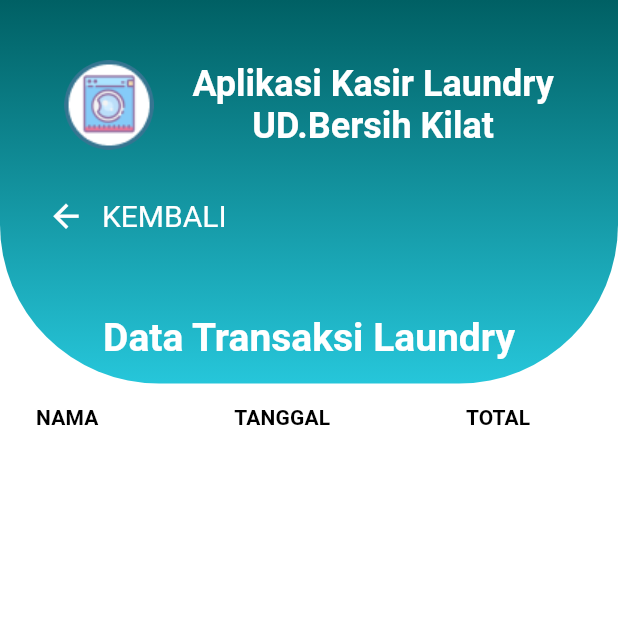
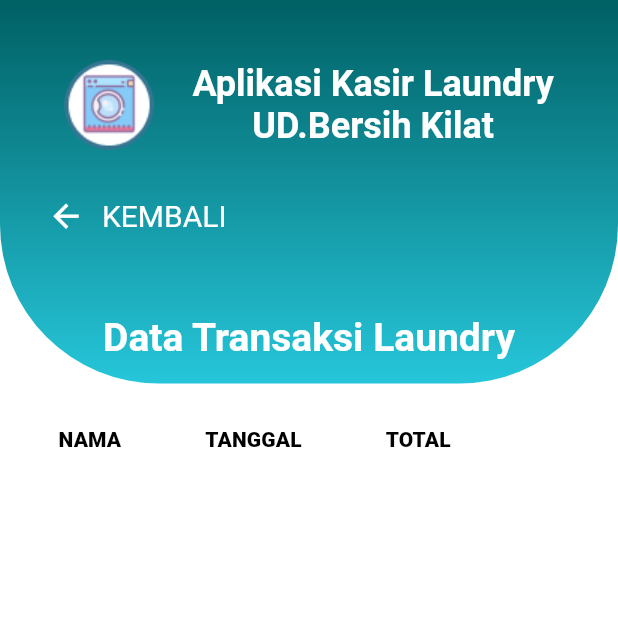
Before and after one commit to choirulanwarr/Laundry-App-Kasir, a Flutter app: the Transaksi screen opened by its route, on a phone screen of 412 x 824 dp, the top half of it. Run offline on Flutter 3.47's test engine with Material 2 defaults, Android fonts, the phone set to English and light mode, and no system bars; network calls fail.

Commit message:
new progress v3

```diff
--- a/lib/tentang.dart
+++ b/lib/tentang.dart
@@ -108,7 +108,7 @@ class Tentang extends StatelessWidget {
                   child: Column(
                     crossAxisAlignment: CrossAxisAlignment.start,
                     children: <Widget>[
-                      Text("1. 5170411156, Milatul Ma'rifah",
+                      Text("1. 5170411158, Milatul Ma'rifah",
                           style: TextStyle(
                               fontSize: 18, fontWeight: FontWeight.w700)),
                       SizedBox(height: 10),
--- a/lib/transaksi.dart
+++ b/lib/transaksi.dart
@@ -80,19 +80,19 @@ class _TransaksiState extends State<Transaksi> {
             DataColumn(
               label: Text(
                 'NAMA',
-                style: TextStyle(fontSize: 14, fontWeight: FontWeight.bold),
+                style: TextStyle(fontSize: 14, fontWeight: FontWeight.w900),
               ),
             ),
             DataColumn(
               label: Text(
                 'TANGGAL',
-                style: TextStyle(fontSize: 14, fontWeight: FontWeight.bold),
+                style: TextStyle(fontSize: 14, fontWeight: FontWeight.w900),
               ),
             ),
             DataColumn(
               label: Text(
                 'TOTAL',
-                style: TextStyle(fontSize: 14, fontWeight: FontWeight.bold),
+                style: TextStyle(fontSize: 14, fontWeight: FontWeight.w900),
               ),
             ),
           ],
@@ -101,17 +101,18 @@ class _TransaksiState extends State<Transaksi> {
               .map(
                 (employee) => DataRow(cells: [
                   DataCell(
-                    Text(employee.nama),
-                  ),
-                  DataCell(
                     Text(
-                      employee.tgl.toUpperCase(),
+                      employee.nama.toUpperCase(),
+                      style: TextStyle(fontSize: 14),
                     ),
                   ),
                   DataCell(
-                    Text(
-                      employee.tot.toUpperCase(),
-                    ),
+                    Text(employee.tgl.toUpperCase(),
+                        style: TextStyle(fontSize: 14)),
+                  ),
+                  DataCell(
+                    Text(employee.tot.toUpperCase(),
+                        style: TextStyle(fontSize: 14)),
                   ),
                 ]),
               )
@@ -205,10 +206,6 @@ class _TransaksiState extends State<Transaksi> {
                   ),
                 ],
               )),
-          Positioned(
-              top: 250,
-              width: MediaQuery.of(context).size.width,
-              child: _dataBody()),
           Container(
             margin: EdgeInsets.only(top: 210),
             width: MediaQuery.of(context).size.width,
@@ -224,7 +221,13 @@ class _TransaksiState extends State<Transaksi> {
                 ),
               ],
             ),
-          )
+          ),
+          Expanded(
+              child: Container(
+            padding: EdgeInsets.all(15),
+            margin: EdgeInsets.only(top: 250),
+            child: _dataBody(),
+          ))
         ],
       ),
     );
```
